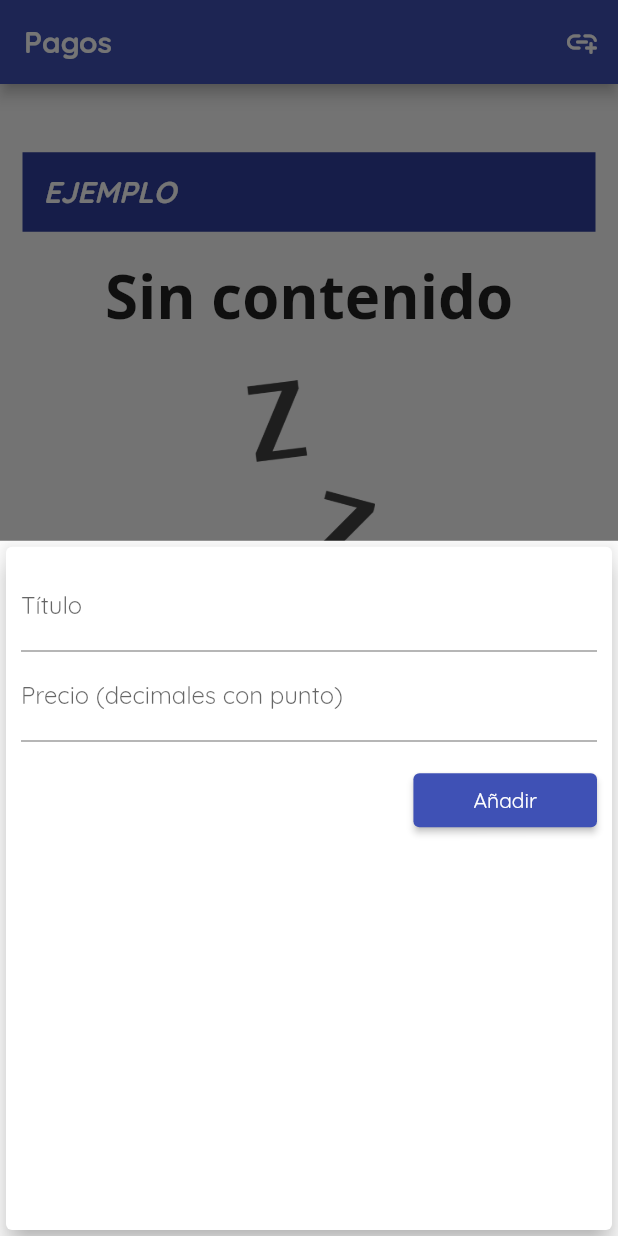
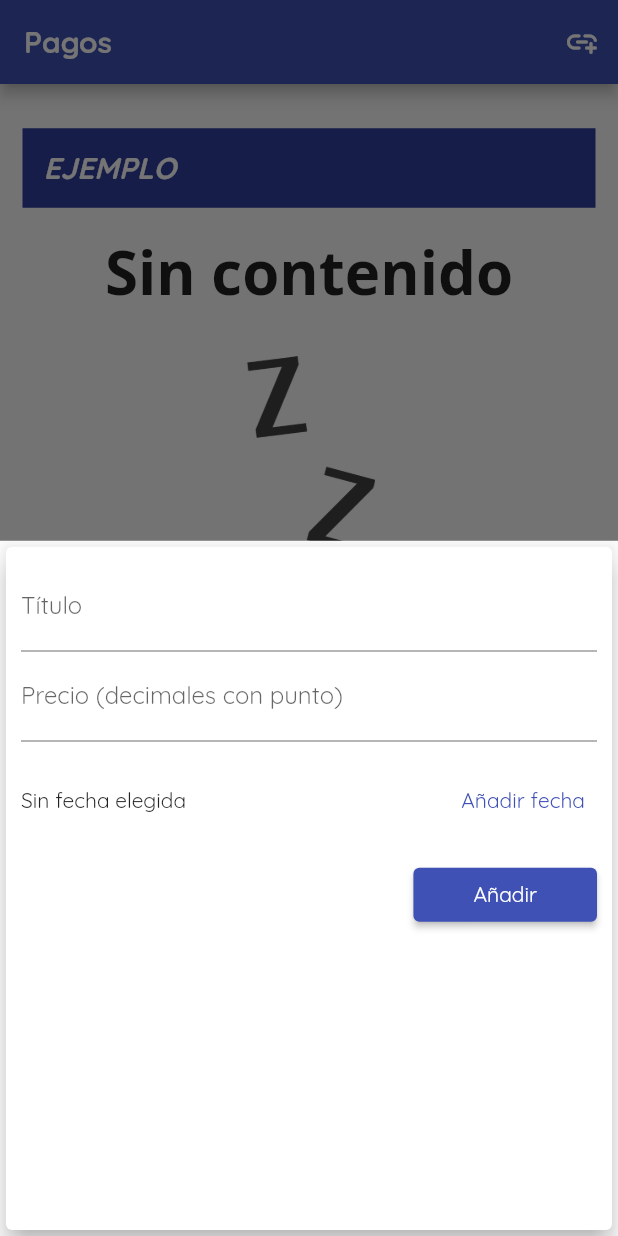
Before and after one commit to cjlozada/app-gastos, a Flutter app: the screen it shows after launch, after a tap on the "add link" icon, on a phone screen of 412 x 824 dp. Run offline on Flutter 3.47's test engine with Material 2 defaults, Android fonts, the phone set to English and light mode, and no system bars.

Commit message:
Con eliminar

```diff
--- a/lib/main.dart
+++ b/lib/main.dart
@@ -2,6 +2,7 @@ import './widgets/new_transaction.dart';
 import './models/transaction.dart';
 import './widgets/transaction_list.dart';
 import 'package:flutter/material.dart';
+import 'package:flutter_localizations/flutter_localizations.dart';
 
 void main() => runApp(MyApp());
 
@@ -14,6 +15,14 @@ class MyApp extends StatelessWidget {
         primarySwatch: Colors.indigo,
         fontFamily: 'Quicksand',
       ),
+      localizationsDelegates: [
+        GlobalMaterialLocalizations.delegate,
+        GlobalWidgetsLocalizations.delegate,
+        GlobalCupertinoLocalizations.delegate,
+      ],
+      supportedLocales: [
+        const Locale('es', ''),
+      ],
       home: MyHomePage(),
     );
   }
@@ -43,11 +52,12 @@ class _MyHomePageState extends State<MyHomePage> {
   void _addNewTrx(
     String title,
     double amount,
+    DateTime chosenDate,
   ) {
     final newTx = Transaction(
       title: title,
       money: amount,
-      date: DateTime.now(),
+      date: chosenDate,
       id: DateTime.now().toString(),
     );
 
@@ -67,6 +77,12 @@ class _MyHomePageState extends State<MyHomePage> {
         );
       },
     );
+  }
+
+  void _deleteTrax(String id) {
+    setState(() {
+      _userTrx.removeWhere((tx) => tx.id == id);
+    });
   }
 
   @override
@@ -109,7 +125,7 @@ class _MyHomePageState extends State<MyHomePage> {
             padding: EdgeInsets.all(10),
             color: Theme.of(context).primaryColorDark,
           ),
-          TransactionList(_userTrx),
+          TransactionList(_userTrx, _deleteTrax),
         ],
       ),
       floatingActionButtonLocation:
--- a/lib/widgets/new_transaction.dart
+++ b/lib/widgets/new_transaction.dart
@@ -1,5 +1,6 @@
 import 'package:flutter/material.dart';
 import 'package:flutter/services.dart';
+import 'package:intl/intl.dart';
 
 class NewTransaction extends StatefulWidget {
   final Function addTx;
@@ -11,20 +12,41 @@ class NewTransaction extends StatefulWidget {
 }
 
 class _NewTransactionState extends State<NewTransaction> {
-  final titleController = TextEditingController();
+  final _titleController = TextEditingController();
+  final _amountController = TextEditingController();
+  DateTime? _selectedDate;
 
-  final amountController = TextEditingController();
+  void _submitData() {
+    final enteredTitle = _titleController.text;
+    final enteredAmount = double.parse(_amountController.text);
 
-  void submitData() {
-    final enteredTitle = titleController.text;
-    final enteredAmount = double.parse(amountController.text);
-
-    if (enteredTitle.isEmpty || enteredAmount <= 0) {
+    if (enteredTitle.isEmpty || enteredAmount <= 0 || _selectedDate == null) {
       return;
     }
-    widget.addTx(enteredTitle, enteredAmount);
+    widget.addTx(
+      enteredTitle,
+      enteredAmount,
+      _selectedDate,
+    );
 
     Navigator.of(context).pop();
+  }
+
+  void _presentDate() {
+    showDatePicker(
+      context: context,
+      locale: const Locale('es', ''),
+      initialDate: DateTime.now(),
+      firstDate: DateTime(2019),
+      lastDate: DateTime.now(),
+    ).then((pickedDate) {
+      if (pickedDate == null) {
+        return;
+      }
+      setState(() {
+        _selectedDate = pickedDate;
+      });
+    });
   }
 
   @override
@@ -38,7 +60,7 @@ class _NewTransactionState extends State<NewTransaction> {
           children: <Widget>[
             TextField(
               decoration: InputDecoration(labelText: 'Título'),
-              controller: titleController,
+              controller: _titleController,
             ),
             TextField(
               decoration:
@@ -47,20 +69,35 @@ class _NewTransactionState extends State<NewTransaction> {
               inputFormatters: [
                 FilteringTextInputFormatter.allow(RegExp('[0-9.]')),
               ],
-              onSubmitted: (_) => submitData(),
-              controller: amountController,
+              onSubmitted: (_) => _submitData(),
+              controller: _amountController,
             ),
             Container(
               margin: EdgeInsets.fromLTRB(0, 15, 0, 15),
-              child: ElevatedButton(
+              child: Row(
+                children: <Widget>[
+                  Expanded(
+                    child: Text(
+                      _selectedDate == null
+                          ? 'Sin fecha elegida'
+                          : DateFormat('dd-MM-yyyy').format(_selectedDate!),
+                    ),
+                  ),
+                  TextButton(
+                    onPressed: _presentDate,
+                    child: Text('Añadir fecha'),
+                  ),
+                ],
+              ),
+            ),
+            ElevatedButton(
               child: Text('Añadir'),
-                onPressed: submitData,
+              onPressed: _submitData,
               style: ButtonStyle(
                 backgroundColor:
                     MaterialStateProperty.all(Theme.of(context).primaryColor),
                 padding: MaterialStateProperty.all(
                     EdgeInsets.fromLTRB(40, 5, 40, 5)),
-                ),
               ),
             ),
           ],
--- a/lib/widgets/transaction_list.dart
+++ b/lib/widgets/transaction_list.dart
@@ -5,13 +5,14 @@ import 'package:intl/intl.dart';
 
 class TransactionList extends StatelessWidget {
   final List<Transaction> transactions;
+  final Function deleteTx;
 
-  TransactionList(this.transactions);
+  TransactionList(this.transactions, this.deleteTx);
 
   @override
   Widget build(BuildContext context) {
     return Container(
-      height: (MediaQuery.of(context).size.height - 200),
+      height: (MediaQuery.of(context).size.height - 168),
       child: transactions.isEmpty
           ? Column(
               children: <Widget>[
@@ -73,6 +74,15 @@ class TransactionList extends StatelessWidget {
                             style: TextStyle(color: Colors.grey)),
                       ],
                     ),
+                    Column(
+                      crossAxisAlignment: CrossAxisAlignment.center,
+                      children: <Widget>[
+                        IconButton(
+                            onPressed: () => deleteTx(transactions[index].id),
+                            icon: Icon(Icons.delete_forever),
+                            color: Colors.red),
+                      ],
+                    ),
                   ]),
                 );
               },
--- a/pubspec.yaml
+++ b/pubspec.yaml
@@ -30,6 +30,8 @@ dependencies:
   flutter:
     sdk: flutter
   intl: ^0.17.0
+  flutter_localizations:
+    sdk: flutter
 
 
   # The following adds the Cupertino Icons font to your application.
```
Also changed, not shown: pubspec.lock. Lines whose indentation alone changed are shown as unchanged.
